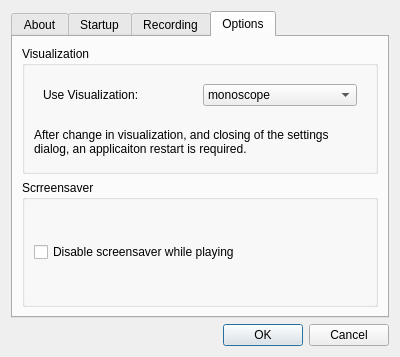
RyanNerd/finny, file finny/ui/Settings.ui: the form before one commit.
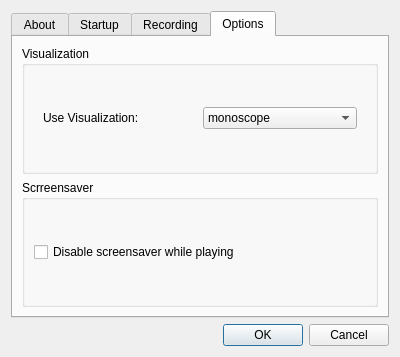
The form after the commit. The open tabs and pages were chosen to show the change. Icons and pictures are not drawn.

Commit message: Removed visualization warning from settings dialog.

The edit to the form file:
```diff
--- a/finny/ui/Settings.ui
+++ b/finny/ui/Settings.ui
@@ -462,16 +462,6 @@
             </layout>
            </widget>
           </item>
-          <item>
-           <widget class="QLabel" name="label_6">
-            <property name="text">
-             <string>After change in visualization, and closing of the settings dialog, an applicaiton restart is required.</string>
-            </property>
-            <property name="wordWrap">
-             <bool>true</bool>
-            </property>
-           </widget>
-          </item>
          </layout>
         </widget>
        </item>
```
Left out of the diff: 2 changed lines with no effect on the pictures.
